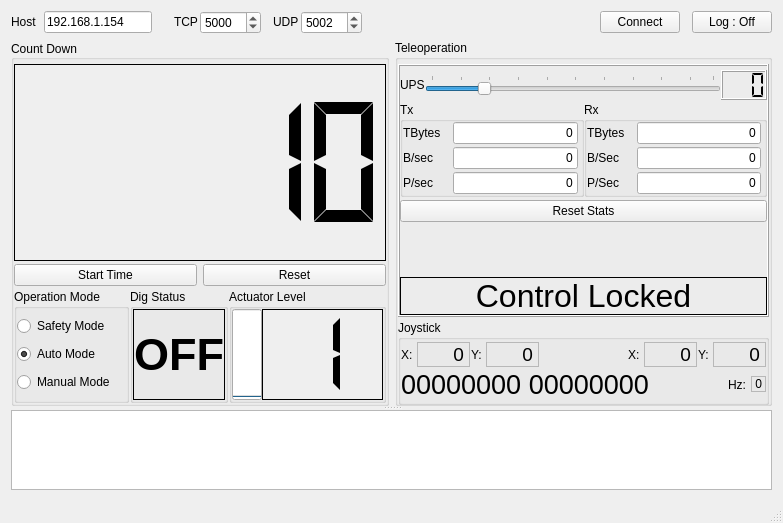
Qt form mission_control/mainwindow.ui (chicagoedt/rmc_software_2017) before a commit.
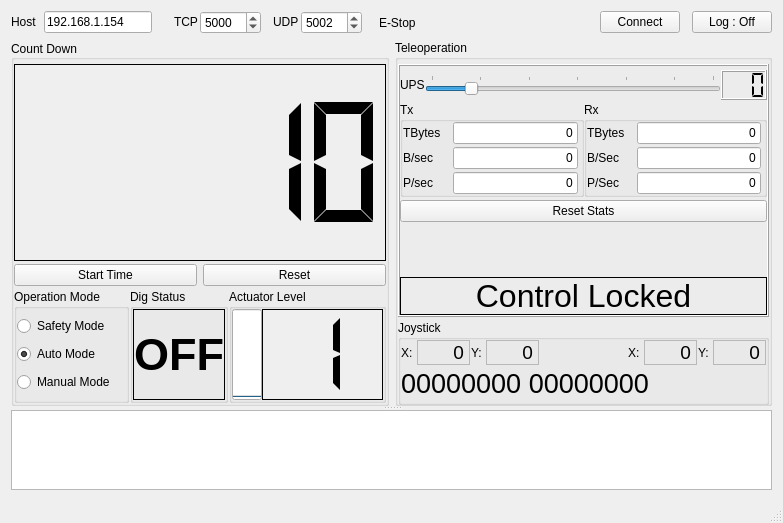
The same form after that commit.

```diff
--- a/mission_control/mainwindow.ui
+++ b/mission_control/mainwindow.ui
@@ -258,6 +258,29 @@
             </property>
            </widget>
           </item>
+          <item>
+           <spacer name="horizontalSpacer_5">
+            <property name="orientation">
+             <enum>Qt::Horizontal</enum>
+            </property>
+            <property name="sizeType">
+             <enum>QSizePolicy::Fixed</enum>
+            </property>
+            <property name="sizeHint" stdset="0">
+             <size>
+              <width>15</width>
+              <height>20</height>
+             </size>
+            </property>
+           </spacer>
+          </item>
+          <item>
+           <widget class="QLabel" name="lableEStop">
+            <property name="text">
+             <string>E-Stop</string>
+            </property>
+           </widget>
+          </item>
           <item>
            <spacer name="horizontalSpacer_8">
             <property name="orientation">
@@ -839,7 +862,7 @@
                          <number>1</number>
                         </property>
                         <property name="maximum">
-                         <number>50</number>
+                         <number>30</number>
                         </property>
                         <property name="singleStep">
                          <number>1</number>
@@ -848,7 +871,7 @@
                          <number>5</number>
                         </property>
                         <property name="value">
-                         <number>10</number>
+                         <number>5</number>
                         </property>
                         <property name="orientation">
                          <enum>Qt::Horizontal</enum>
@@ -1609,53 +1632,6 @@
                         </property>
                        </spacer>
                       </item>
-                      <item>
-                       <widget class="QLabel" name="label">
-                        <property name="sizePolicy">
-                         <sizepolicy hsizetype="Fixed" vsizetype="Preferred">
-                          <horstretch>0</horstretch>
-                          <verstretch>0</verstretch>
-                         </sizepolicy>
-                        </property>
-                        <property name="text">
-                         <string>Hz: </string>
-                        </property>
-                       </widget>
-                      </item>
-                      <item>
-                       <widget class="QLabel" name="labelJoyHz">
-                        <property name="sizePolicy">
-                         <sizepolicy hsizetype="Fixed" vsizetype="Maximum">
-                          <horstretch>0</horstretch>
-                          <verstretch>0</verstretch>
-                         </sizepolicy>
-                        </property>
-                        <property name="minimumSize">
-                         <size>
-                          <width>0</width>
-                          <height>0</height>
-                         </size>
-                        </property>
-                        <property name="maximumSize">
-                         <size>
-                          <width>53</width>
-                          <height>16777215</height>
-                         </size>
-                        </property>
-                        <property name="frameShape">
-                         <enum>QFrame::StyledPanel</enum>
-                        </property>
-                        <property name="frameShadow">
-                         <enum>QFrame::Plain</enum>
-                        </property>
-                        <property name="text">
-                         <string>0</string>
-                        </property>
-                        <property name="alignment">
-                         <set>Qt::AlignRight|Qt::AlignTrailing|Qt::AlignVCenter</set>
-                        </property>
-                       </widget>
-                      </item>
                      </layout>
                     </item>
                    </layout>
```
